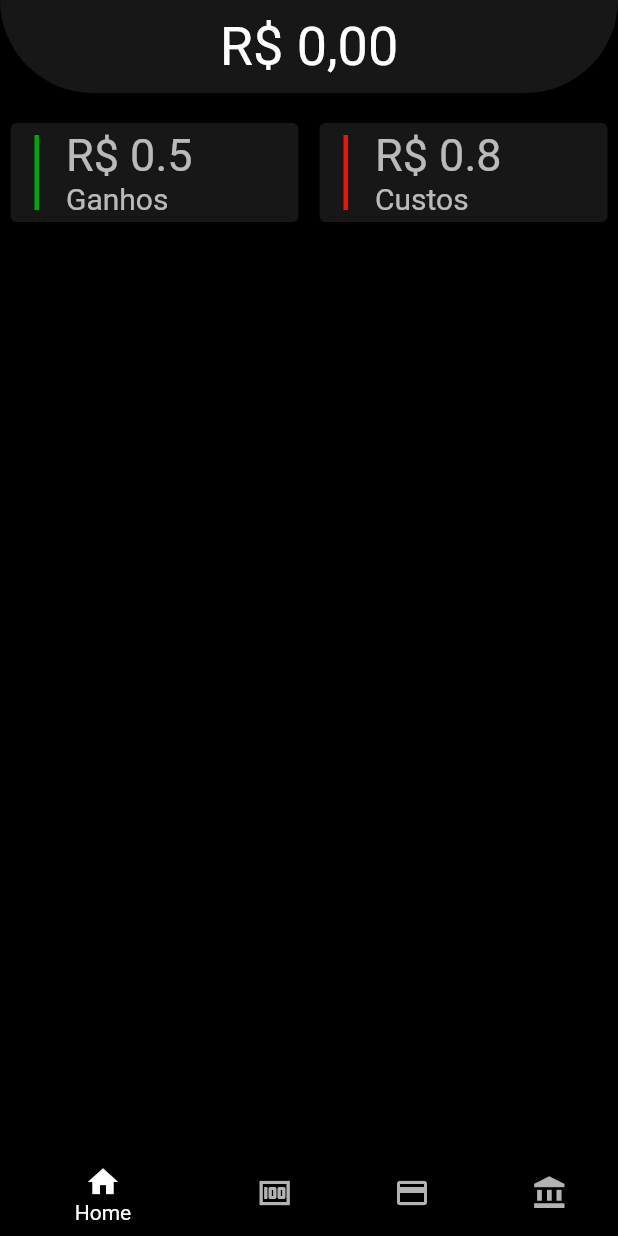
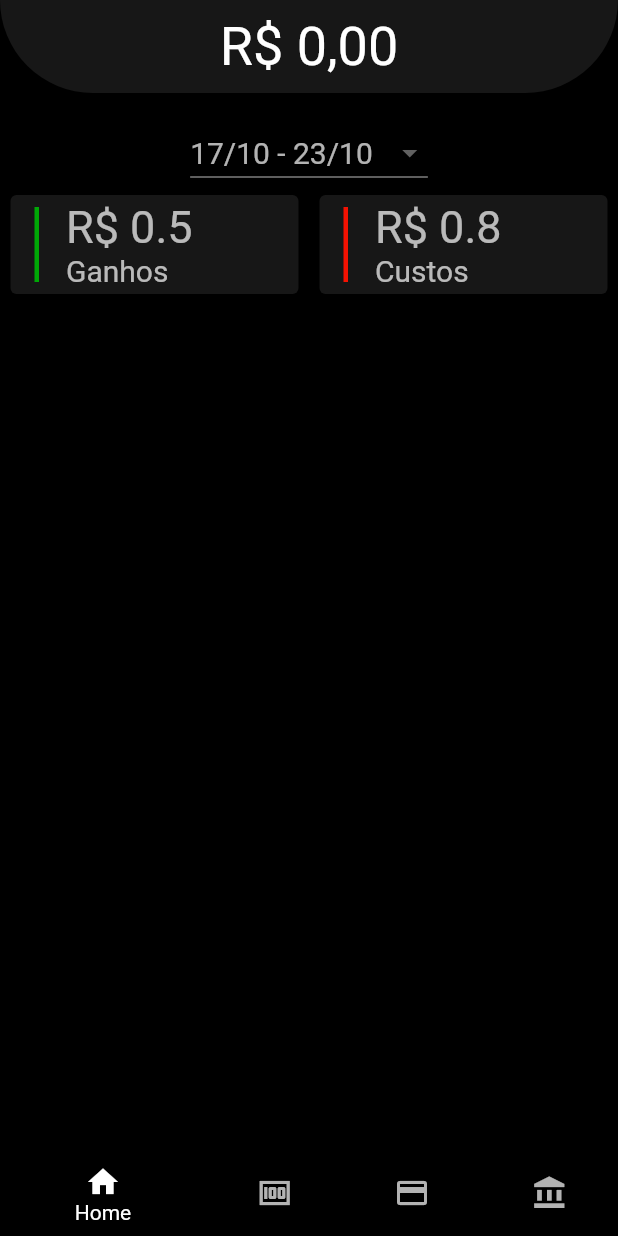
Before and after one commit to leandro-mandu/PIT02GP06, a Flutter app: the IndexPage screen opened directly, on a phone screen of 412 x 824 dp. Run offline on Flutter 3.47's test engine with Material 2 defaults, Android fonts, the phone set to English and light mode, and no system bars.

Commit message:
componente/customDropdown

```diff
--- a/lib/pages/welcome.dart
+++ b/lib/pages/welcome.dart
@@ -1,6 +1,4 @@
 import 'package:flutter/material.dart';
-import 'package:u_finance/pages/add_ticker.dart';
-import 'package:u_finance/pages/home.dart';
 import 'package:u_finance/utils/app_colors.dart';
 import 'package:u_finance/utils/app_text_styles.dart';
 
@@ -20,8 +18,8 @@ class _WelcomeState extends State<Welcome> {
     return Scaffold(
       backgroundColor: AppColors.backgroundColor,
       appBar: PreferredSize(
+        preferredSize: MediaQuery.of(context).size,
         child: TitleContainer(title: "u-Finance"),
-        preferredSize: MediaQuery.of(context).size,
       ),
       body: Container(
         color: AppColors.backgroundColor,
--- a/lib/src/home/home_page.dart
+++ b/lib/src/home/home_page.dart
@@ -1,10 +1,6 @@
-import 'dart:ffi';
-
 import 'package:flutter/material.dart';
-import 'package:flutter/src/widgets/container.dart';
-import 'package:flutter/src/widgets/framework.dart';
 import 'package:u_finance/utils/app_colors.dart';
-import 'package:u_finance/utils/app_text_styles.dart';
+import 'package:u_finance/widgets/custom_dropdown.dart';
 import 'package:u_finance/widgets/value_tile.dart';
 
 import '../../widgets/title_container.dart';
@@ -24,14 +20,13 @@ class _HomePageState extends State<HomePage> {
       child: Column(
         children: [
           TitleContainer(title: "R\$ 0,00"),
-          SizedBox(
-            height: 16,
-          ),
+          const SizedBox(height: 16),
+          const CustomDropdown(),
           Row(
             mainAxisAlignment: MainAxisAlignment.spaceAround,
             children: [
-              valueTile(value: 0.5, text: 'Ganhos'),
-              valueTile(value: 0.8, text: 'Custos', positive: false),
+              ValueTile(value: 0.5, text: 'Ganhos'),
+              ValueTile(value: 0.8, text: 'Custos', positive: false),
             ],
           ),
         ],
--- a/lib/src/home/index_page.dart
+++ b/lib/src/home/index_page.dart
@@ -1,10 +1,6 @@
 import 'package:flutter/material.dart';
-import 'package:flutter/src/widgets/container.dart';
-import 'package:flutter/src/widgets/framework.dart';
 import 'package:u_finance/src/home/home_page.dart';
 import 'package:u_finance/utils/app_colors.dart';
-import 'package:u_finance/utils/app_text_styles.dart';
-import 'package:u_finance/widgets/title_container.dart';
 
 import '../../widgets/home_bottom_nav_bar.dart';
 
@@ -16,17 +12,17 @@ class IndexPage extends StatefulWidget {
 }
 
 class _IndexPageState extends State<IndexPage> {
+  PageController pageController = PageController();
+
   @override
   Widget build(BuildContext context) {
     return Scaffold(
       backgroundColor: AppColors.backgroundColor,
-      // appBar: PreferredSize(
-      //   child: TitleContainer(title: "R\$ 0,00"),
-      //   preferredSize: MediaQuery.of(context).size,
-      // ),
       body: PageView(
+        physics: const NeverScrollableScrollPhysics(),
+        controller: pageController,
         children: [
-          HomePage(),
+          const HomePage(),
           Icon(
             Icons.money,
             color: AppColors.backgroundButtonColor,
@@ -47,7 +43,7 @@ class _IndexPageState extends State<IndexPage> {
           ),
         ],
       ),
-      bottomNavigationBar: homeBottomNavBar(),
+      bottomNavigationBar: HomeBottomNavBar(pageController: pageController),
     );
   }
 }
--- a/lib/utils/app_colors.dart
+++ b/lib/utils/app_colors.dart
@@ -3,10 +3,10 @@ import 'package:flutter/material.dart';
 class AppColors {
   static Color get textColor => Colors.white70;
   static Color get titleColor => Colors.white;
-  static Color get backgroundCardColor => Color(0xDD1A1A1A);
+  static Color get backgroundCardColor => const Color(0xDD1A1A1A);
   static Color get backgroundColor => Colors.black;
-  static Color get backgroundButtonColor => Color(0xFF000482);
+  static Color get backgroundButtonColor => const Color(0xFF000482);
   static Color get textButtonColor => Colors.white;
-  static Color get positiveValue => Color(0xFF00A806);
-  static Color get negativeValue => Color(0xFFF51202);
+  static Color get positiveValue => const Color(0xFF00A806);
+  static Color get negativeValue => const Color(0xFFF51202);
 }
--- a/lib/utils/app_text_styles.dart
+++ b/lib/utils/app_text_styles.dart
@@ -8,4 +8,6 @@ class AppTextStyles {
       TextStyle(fontSize: 30, color: AppColors.textColor);
   static TextStyle get titleStyle =>
       TextStyle(fontSize: 36, color: AppColors.titleColor);
+  static TextStyle get dropdownStyle =>
+      TextStyle(fontSize: 20, color: AppColors.textColor);
 }
--- /dev/null
+++ b/lib/widgets/custom_dropdown.dart
@@ -0,0 +1,34 @@
+import 'package:flutter/material.dart';
+
+import '../utils/app_colors.dart';
+import '../utils/app_text_styles.dart';
+
+class CustomDropdown extends StatefulWidget {
+  const CustomDropdown({super.key});
+
+  @override
+  State<CustomDropdown> createState() => _CustomDropdownState();
+}
+
+class _CustomDropdownState extends State<CustomDropdown> {
+  @override
+  Widget build(BuildContext context) {
+    Object dropdownValue = 0;
+    return DropdownButton(
+      style: AppTextStyles.dropdownStyle,
+      dropdownColor: AppColors.backgroundCardColor,
+      items: const [
+        DropdownMenuItem(value: 0, child: Text("17/10 - 23/10")),
+        DropdownMenuItem(value: 1, child: Text("outubro 10 - 16")),
+      ],
+      value: dropdownValue,
+      onChanged: (value) {
+        if (value != null) {
+          setState(() {
+            dropdownValue = value;
+          });
+        }
+      },
+    );
+  }
+}
--- a/lib/widgets/custom_fab_button.dart
+++ b/lib/widgets/custom_fab_button.dart
@@ -1,11 +1,8 @@
 import 'package:flutter/material.dart';
-import 'package:u_finance/pages/create_account.dart';
-import 'package:u_finance/src/home/home_page.dart';
-
-import '../pages/home.dart';
 import '../src/home/index_page.dart';
 import '../utils/app_colors.dart';
 
+// ignore: must_be_immutable
 class CustomFabButton extends StatelessWidget {
   String text;
   IconData icon;
--- a/lib/widgets/home_bottom_nav_bar.dart
+++ b/lib/widgets/home_bottom_nav_bar.dart
@@ -2,14 +2,31 @@ import 'package:flutter/material.dart';
 
 import '../utils/app_colors.dart';
 
-class homeBottomNavBar extends StatelessWidget {
-  const homeBottomNavBar({
-    Key? key,
-  }) : super(key: key);
+// ignore: must_be_immutable
+class HomeBottomNavBar extends StatefulWidget {
+  PageController pageController;
+  HomeBottomNavBar({Key? key, required this.pageController}) : super(key: key);
 
+  @override
+  State<HomeBottomNavBar> createState() => _HomeBottomNavBarState();
+}
+
+class _HomeBottomNavBarState extends State<HomeBottomNavBar> {
+  int current = 0;
   @override
   Widget build(BuildContext context) {
     return BottomNavigationBar(
+      currentIndex: current,
+      onTap: (value) {
+        setState(() {
+          current = value;
+          widget.pageController.animateToPage(
+            current,
+            duration: const Duration(milliseconds: 500),
+            curve: Curves.easeInOut,
+          );
+        });
+      },
 //        fixedColor: Colors.red,
 //        backgroundColor: AppColors.backgroundButtonColor,
       selectedItemColor: AppColors.titleColor,
@@ -27,22 +44,22 @@ class homeBottomNavBar extends StatelessWidget {
       items: [
         BottomNavigationBarItem(
           backgroundColor: AppColors.backgroundColor,
-          icon: Icon(Icons.home),
+          icon: const Icon(Icons.home),
           label: 'Home',
         ),
         BottomNavigationBarItem(
           backgroundColor: AppColors.backgroundColor,
-          icon: Icon(Icons.money),
+          icon: const Icon(Icons.money),
           label: 'movimentações',
         ),
         BottomNavigationBarItem(
           backgroundColor: AppColors.backgroundColor,
-          icon: Icon(Icons.credit_card),
+          icon: const Icon(Icons.credit_card),
           label: 'limites',
         ),
         BottomNavigationBarItem(
           backgroundColor: AppColors.backgroundColor,
-          icon: Icon(Icons.account_balance),
+          icon: const Icon(Icons.account_balance),
           label: 'balanço',
         ),
       ],
--- a/lib/widgets/title_container.dart
+++ b/lib/widgets/title_container.dart
@@ -3,6 +3,7 @@ import 'package:flutter/material.dart';
 import '../utils/app_colors.dart';
 import '../utils/app_text_styles.dart';
 
+// ignore: must_be_immutable
 class TitleContainer extends StatelessWidget {
   String title;
   TitleContainer({
--- a/lib/widgets/value_tile.dart
+++ b/lib/widgets/value_tile.dart
@@ -3,20 +3,21 @@ import 'package:flutter/material.dart';
 import '../utils/app_colors.dart';
 import '../utils/app_text_styles.dart';
 
-class valueTile extends StatelessWidget {
+// ignore: must_be_immutable
+class ValueTile extends StatelessWidget {
   double value;
   String text;
   bool? positive;
-  valueTile({
+  ValueTile({
     Key? key,
     required this.value,
     required this.text,
     this.positive,
-  }) : super(key: key) {}
+  }) : super(key: key);
 
   @override
   Widget build(BuildContext context) {
-    return Container(
+    return SizedBox(
       width: 200,
       child: Card(
         color: AppColors.backgroundCardColor,
```
Also changed, not shown: lib/models/user.dart (+50 -17 lines).
